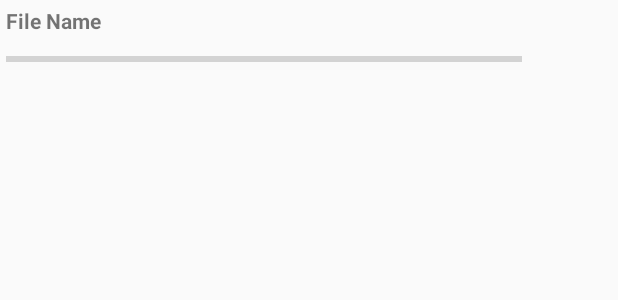
After one commit to earo-Lau/EaroPlayground, an Android app: the layout list_item_uploading.xml on its own in the app's theme, with its tools: preview values and no code run, on a phone screen of 412 x 824 dp. The commit adds this screen. Shown: the top 300 px of the screen. Run offline under Robolectric (Android 15) with nearby library versions, the phone set to English and light mode, and no system bars.

Commit message:
implement uploading recycler list view

```diff
--- a/NAS.Client/app/build.gradle
+++ b/NAS.Client/app/build.gradle
@@ -33,4 +33,5 @@ dependencies {
     androidTestImplementation 'com.android.support.test.espresso:espresso-core:3.0.2'
     implementation 'com.android.support:design:27.1.1'
     implementation 'com.google.protobuf:protobuf-lite:3.0.0'
+    implementation 'com.android.support:recyclerview-v7:27.1.1'
 }
--- a/NAS.Client/app/src/main/java/com/lauearo/nasclient/Provider/IHttpTaskProvider.java
+++ b/NAS.Client/app/src/main/java/com/lauearo/nasclient/Provider/HttpTaskProvider/IHttpTaskProvider.java
@@ -1,5 +1,6 @@
-package com.lauearo.nasclient.Provider;
+package com.lauearo.nasclient.Provider.HttpTaskProvider;
 
 public interface IHttpTaskProvider<T> {
     void send(T entity, ITaskCallBack<T> callBack);
+    void cancelTask();
 }
--- a/NAS.Client/app/src/main/java/com/lauearo/nasclient/Provider/ITaskCallBack.java
+++ b/NAS.Client/app/src/main/java/com/lauearo/nasclient/Provider/HttpTaskProvider/ITaskCallBack.java
@@ -1,4 +1,4 @@
-package com.lauearo.nasclient.Provider;
+package com.lauearo.nasclient.Provider.HttpTaskProvider;
 
 public interface ITaskCallBack<T> {
     void onSuccess(T entity);
--- /dev/null
+++ b/NAS.Client/app/src/main/res/drawable/ic_close_black_24dp.xml
@@ -0,0 +1,5 @@
+<vector android:height="24dp" android:tint="#CD2C31"
+    android:viewportHeight="24.0" android:viewportWidth="24.0"
+    android:width="24dp" xmlns:android="http://schemas.android.com/apk/res/android">
+    <path android:fillColor="#FF000000" android:pathData="M19,6.41L17.59,5 12,10.59 6.41,5 5,6.41 10.59,12 5,17.59 6.41,19 12,13.41 17.59,19 19,17.59 13.41,12z"/>
+</vector>
--- /dev/null
+++ b/NAS.Client/app/src/main/res/drawable/ic_error_outline_black_24dp.xml
@@ -0,0 +1,5 @@
+<vector android:height="24dp" android:tint="#CD2C31"
+    android:viewportHeight="24.0" android:viewportWidth="24.0"
+    android:width="24dp" xmlns:android="http://schemas.android.com/apk/res/android">
+    <path android:fillColor="#FF000000" android:pathData="M11,15h2v2h-2zM11,7h2v6h-2zM11.99,2C6.47,2 2,6.48 2,12s4.47,10 9.99,10C17.52,22 22,17.52 22,12S17.52,2 11.99,2zM12,20c-4.42,0 -8,-3.58 -8,-8s3.58,-8 8,-8 8,3.58 8,8 -3.58,8 -8,8z"/>
+</vector>
--- /dev/null
+++ b/NAS.Client/app/src/main/res/drawable/ic_not_interested_black_24dp.xml
@@ -0,0 +1,5 @@
+<vector android:height="24dp" android:tint="#CD2C31"
+    android:viewportHeight="24.0" android:viewportWidth="24.0"
+    android:width="24dp" xmlns:android="http://schemas.android.com/apk/res/android">
+    <path android:fillColor="#FF000000" android:pathData="M12,2C6.48,2 2,6.48 2,12s4.48,10 10,10 10,-4.48 10,-10S17.52,2 12,2zM12,20c-4.42,0 -8,-3.58 -8,-8 0,-1.85 0.63,-3.55 1.69,-4.9L16.9,18.31C15.55,19.37 13.85,20 12,20zM18.31,16.9L7.1,5.69C8.45,4.63 10.15,4 12,4c4.42,0 8,3.58 8,8 0,1.85 -0.63,3.55 -1.69,4.9z"/>
+</vector>
--- /dev/null
+++ b/NAS.Client/app/src/main/res/drawable/ic_pause_black_24dp.xml
@@ -0,0 +1,5 @@
+<vector android:height="24dp" android:tint="#CDCDCD"
+    android:viewportHeight="24.0" android:viewportWidth="24.0"
+    android:width="24dp" xmlns:android="http://schemas.android.com/apk/res/android">
+    <path android:fillColor="#FF000000" android:pathData="M6,19h4L10,5L6,5v14zM14,5v14h4L18,5h-4z"/>
+</vector>
--- /dev/null
+++ b/NAS.Client/app/src/main/res/drawable/ic_play_arrow_black_24dp.xml
@@ -0,0 +1,5 @@
+<vector android:height="24dp" android:tint="#3046CD"
+    android:viewportHeight="24.0" android:viewportWidth="24.0"
+    android:width="24dp" xmlns:android="http://schemas.android.com/apk/res/android">
+    <path android:fillColor="#FF000000" android:pathData="M8,5v14l11,-7z"/>
+</vector>
--- /dev/null
+++ b/NAS.Client/app/src/main/res/layout/list_item_uploading.xml
@@ -0,0 +1,45 @@
+<?xml version="1.0" encoding="utf-8"?>
+<RelativeLayout
+        xmlns:android="http://schemas.android.com/apk/res/android"
+        xmlns:tools="http://schemas.android.com/tools"
+        android:layout_width="match_parent"
+        android:layout_height="wrap_content">
+
+    <ImageButton android:id="@+id/list_item_uploading_status_btn"
+                 android:layout_width="60dp"
+                 android:layout_height="60dp"
+                 android:layout_alignParentEnd="true"
+                 android:padding="4dp"
+                 android:background="@android:color/transparent"
+                 tools:text="Upload Status"
+    />
+    <!--<ImageButton android:id="@+id/list_item_uploading_remove_btn"
+                 android:layout_width="wrap_content"
+                 android:layout_height="wrap_content"
+                 android:padding="4dp"
+                 android:layout_alignParentEnd="true"
+                 android:background="@android:color/transparent"
+                 android:src="@drawable/ic_close_black_24dp"
+    />-->
+
+    <TextView android:id="@+id/list_item_uploading_file_name"
+              android:layout_width="wrap_content"
+              android:layout_height="wrap_content"
+              android:layout_alignParentStart="true"
+              android:textStyle="bold"
+              android:padding="4dp"
+              tools:text="File Name"
+    />
+
+    <ProgressBar android:id="@+id/list_item_uploading_progress_bar"
+                 android:layout_width="match_parent"
+                 android:layout_height="wrap_content"
+                 android:layout_toStartOf="@id/list_item_uploading_status_btn"
+                 android:layout_below="@id/list_item_uploading_file_name"
+                 android:padding="4dp"
+                 tools:text="Uploading progress"
+                 style="@android:style/Widget.DeviceDefault.Light.ProgressBar.Horizontal"
+    />
+
+
+</RelativeLayout>
--- a/NAS.Client/app/src/main/res/values/strings.xml
+++ b/NAS.Client/app/src/main/res/values/strings.xml
@@ -2,4 +2,7 @@
     <string name="app_name">NAS.Client</string>
     <string name="main_upload_btn">+</string>
     <string name="title_activity_upload">UploadActivity</string>
+
+    <string name="upload_create_failed">Upload file %s failure </string>
+    <string name="content_uri_not_found">Upload file %s not found</string>
 </resources>
```
Also changed, not shown: NAS.Client/app/src/main/java/com/lauearo/nasclient/MainActivity.java (+118 -5 lines), NAS.Client/app/src/main/java/com/lauearo/nasclient/Model/AsyncTaskResult.java (+7 -7 lines), NAS.Client/app/src/main/java/com/lauearo/nasclient/Model/Constants.java (+6 -1 lines), NAS.Client/app/src/main/java/com/lauearo/nasclient/Model/UploadingViewModel.java (added, +89 -0 lines), NAS.Client/app/src/main/java/com/lauearo/nasclient/Provider/HttpTaskProvider/PostProtoBufTask.java (renamed from NAS.Client/app/src/main/java/com/lauearo/nasclient/Provider/PostProtoBufTask.java, +21 -12 lines), NAS.Client/app/src/main/java/com/lauearo/nasclient/Provider/ModelProvider/CacheViewModelProvider.java (added, +86 -0 lines), NAS.Client/app/src/main/java/com/lauearo/nasclient/Provider/ModelProvider/IUploadViewModelProvider.java (added, +14 -0 lines), NAS.Client/app/src/main/java/com/lauearo/nasclient/Service/UploadService.java (+45 -20 lines), NAS.Client/app/src/main/res/layout/activity_main.xml (+5 -11 lines).
